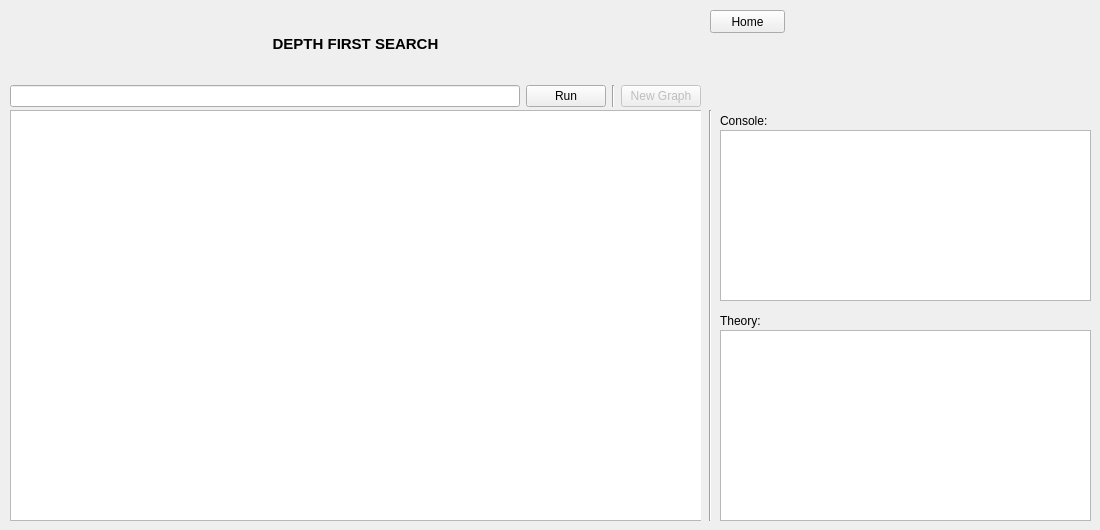
The window that AlgoViz/src/resources/views/DFSView.ui (Sabin-B-99/AlgoViz) describes before a commit, drawn with Qt 5.
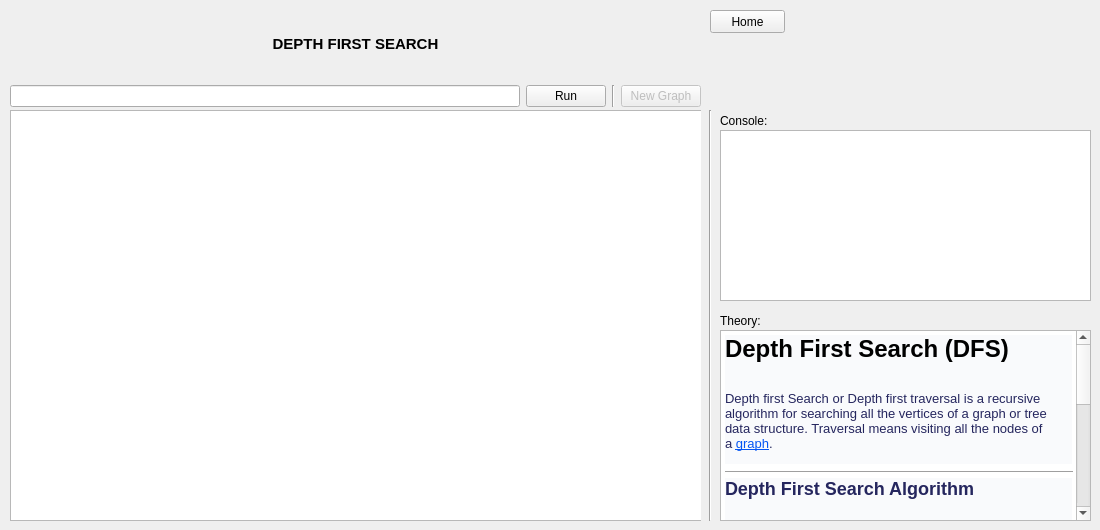
The same window after the commit.

Commit message: Added theory for all algorithms and dsa

What changed in the file:
```diff
--- a/AlgoViz/src/resources/views/DFSView.ui
+++ b/AlgoViz/src/resources/views/DFSView.ui
@@ -154,7 +154,7 @@
     <string>Theory:</string>
    </property>
   </widget>
-  <widget class="QPlainTextEdit" name="dfsInfoPlainTextEdit">
+  <widget class="QTextBrowser" name="dfsInfoTextBrowser">
    <property name="geometry">
     <rect>
      <x>720</x>
@@ -163,8 +163,29 @@
      <height>191</height>
     </rect>
    </property>
-   <property name="readOnly">
-    <bool>true</bool>
+   <property name="html">
+    <string>&lt;!DOCTYPE HTML PUBLIC &quot;-//W3C//DTD HTML 4.0//EN&quot; &quot;http://www.w3.org/TR/REC-html40/strict.dtd&quot;&gt;
+&lt;html&gt;&lt;head&gt;&lt;meta name=&quot;qrichtext&quot; content=&quot;1&quot; /&gt;&lt;style type=&quot;text/css&quot;&gt;
+p, li { white-space: pre-wrap; }
+&lt;/style&gt;&lt;/head&gt;&lt;body style=&quot; font-family:'MS Shell Dlg 2'; font-size:8.25pt; font-weight:400; font-style:normal;&quot;&gt;
+&lt;h1 style=&quot; margin-top:0px; margin-bottom:0px; margin-left:0px; margin-right:0px; -qt-block-indent:0; text-indent:0px; background-color:#f9fafc;&quot;&gt;&lt;span style=&quot; font-family:'Arial','sans-serif'; font-size:27pt; font-weight:600; color:#000000;&quot;&gt;Depth First Search (DFS)&lt;/span&gt;&lt;span style=&quot; font-size:8pt; font-weight:600;&quot;&gt; &lt;/span&gt;&lt;/h1&gt;
+&lt;h1 style=&quot;-qt-paragraph-type:empty; margin-top:0px; margin-bottom:0px; margin-left:0px; margin-right:0px; -qt-block-indent:0; text-indent:0px; font-size:8pt; font-weight:600; background-color:#f9fafc;&quot;&gt;&lt;br /&gt;&lt;/h1&gt;
+&lt;p style=&quot; margin-top:0px; margin-bottom:0px; margin-left:0px; margin-right:0px; -qt-block-indent:0; text-indent:0px; background-color:#f9fafc;&quot;&gt;&lt;a name=&quot;introduction&quot;&gt;&lt;/a&gt;&lt;span style=&quot; font-family:'Arial','sans-serif'; font-size:10pt; color:#25265e;&quot;&gt;D&lt;/span&gt;&lt;span style=&quot; font-family:'Arial','sans-serif'; font-size:10pt; color:#25265e;&quot;&gt;epth first Search or Depth first traversal is a recursive algorithm for searching all the vertices of a graph or tree data structure. Traversal means visiting all the nodes of a &lt;/span&gt;&lt;a href=&quot;https://www.programiz.com/dsa/graph&quot;&gt;&lt;span style=&quot; font-family:'Arial','sans-serif'; font-size:10pt; text-decoration: underline; color:#0556f3;&quot;&gt;graph&lt;/span&gt;&lt;/a&gt;&lt;span style=&quot; font-family:'Arial','sans-serif'; font-size:10pt; color:#25265e;&quot;&gt;.&lt;/span&gt;&lt;span style=&quot; font-size:10pt;&quot;&gt; &lt;/span&gt;&lt;/p&gt;
+&lt;p align=&quot;center&quot; style=&quot;-qt-paragraph-type:empty; margin-top:0px; margin-bottom:0px; margin-left:0px; margin-right:0px; -qt-block-indent:0; text-indent:0px; font-size:8pt; background-color:#f9fafc;&quot;&gt;&lt;br /&gt;&lt;/p&gt;
+&lt;hr width=&quot;100%&quot;/&gt;
+&lt;h2 style=&quot; margin-top:0px; margin-bottom:0px; margin-left:0px; margin-right:0px; -qt-block-indent:0; text-indent:0px; background-color:#f9fafc;&quot;&gt;&lt;a name=&quot;algo&quot;&gt;&lt;/a&gt;&lt;span style=&quot; font-family:'Arial','sans-serif'; font-size:8pt; font-weight:600; color:#25265e;&quot;&gt;D&lt;/span&gt;&lt;span style=&quot; font-family:'Arial','sans-serif'; font-size:8pt; font-weight:600; color:#25265e;&quot;&gt;epth First Search Algorithm&lt;/span&gt;&lt;span style=&quot; font-size:8pt; font-weight:600;&quot;&gt; &lt;/span&gt;&lt;/h2&gt;
+&lt;h2 style=&quot;-qt-paragraph-type:empty; margin-top:0px; margin-bottom:0px; margin-left:0px; margin-right:0px; -qt-block-indent:0; text-indent:0px; font-size:8pt; font-weight:600; background-color:#f9fafc;&quot;&gt;&lt;br /&gt;&lt;/h2&gt;
+&lt;p style=&quot; margin-top:0px; margin-bottom:0px; margin-left:0px; margin-right:0px; -qt-block-indent:0; text-indent:0px; background-color:#f9fafc;&quot;&gt;&lt;span style=&quot; font-family:'Arial','sans-serif'; font-size:10pt; color:#25265e;&quot;&gt;A standard DFS implementation puts each vertex of the graph into one of two categories:&lt;/span&gt;&lt;span style=&quot; font-size:10pt;&quot;&gt; &lt;/span&gt;&lt;/p&gt;
+&lt;p style=&quot; margin-top:0px; margin-bottom:0px; margin-left:0px; margin-right:0px; -qt-block-indent:0; text-indent:0px; background-color:#f9fafc;&quot;&gt;&lt;span style=&quot; font-family:'Arial','sans-serif'; font-size:10pt; color:#25265e;&quot;&gt;1.&lt;/span&gt;&lt;span style=&quot; font-family:'Times New Roman'; font-size:10pt; color:#25265e;&quot;&gt;   &lt;/span&gt;&lt;span style=&quot; font-family:'Arial','sans-serif'; font-size:10pt; color:#25265e;&quot;&gt;Visited&lt;/span&gt;&lt;span style=&quot; font-size:10pt;&quot;&gt; &lt;/span&gt;&lt;/p&gt;
+&lt;p style=&quot; margin-top:0px; margin-bottom:0px; margin-left:0px; margin-right:0px; -qt-block-indent:0; text-indent:0px; background-color:#f9fafc;&quot;&gt;&lt;span style=&quot; font-family:'Arial','sans-serif'; font-size:10pt; color:#25265e;&quot;&gt;2.&lt;/span&gt;&lt;span style=&quot; font-family:'Times New Roman'; font-size:10pt; color:#25265e;&quot;&gt;   &lt;/span&gt;&lt;span style=&quot; font-family:'Arial','sans-serif'; font-size:10pt; color:#25265e;&quot;&gt;Not Visited&lt;/span&gt;&lt;span style=&quot; font-size:10pt;&quot;&gt; &lt;/span&gt;&lt;/p&gt;
+&lt;p style=&quot; margin-top:0px; margin-bottom:0px; margin-left:0px; margin-right:0px; -qt-block-indent:0; text-indent:0px; background-color:#f9fafc;&quot;&gt;&lt;span style=&quot; font-family:'Arial','sans-serif'; font-size:10pt; color:#25265e;&quot;&gt;The purpose of the algorithm is to mark each vertex as visited while avoiding cycles.&lt;/span&gt;&lt;span style=&quot; font-size:10pt;&quot;&gt; &lt;/span&gt;&lt;/p&gt;
+&lt;p style=&quot; margin-top:0px; margin-bottom:0px; margin-left:0px; margin-right:0px; -qt-block-indent:0; text-indent:0px; background-color:#f9fafc;&quot;&gt;&lt;span style=&quot; font-family:'Arial','sans-serif'; font-size:10pt; color:#25265e;&quot;&gt;The DFS algorithm works as follows:&lt;/span&gt;&lt;span style=&quot; font-size:10pt;&quot;&gt; &lt;/span&gt;&lt;/p&gt;
+&lt;p style=&quot; margin-top:0px; margin-bottom:0px; margin-left:0px; margin-right:0px; -qt-block-indent:0; text-indent:0px; background-color:#f9fafc;&quot;&gt;&lt;span style=&quot; font-family:'Arial','sans-serif'; font-size:10pt; color:#25265e;&quot;&gt;1.&lt;/span&gt;&lt;span style=&quot; font-family:'Times New Roman'; font-size:10pt; color:#25265e;&quot;&gt;   &lt;/span&gt;&lt;span style=&quot; font-family:'Arial','sans-serif'; font-size:10pt; color:#25265e;&quot;&gt;Start by putting any one of the graph's vertices on top of a stack.&lt;/span&gt;&lt;span style=&quot; font-size:10pt;&quot;&gt; &lt;/span&gt;&lt;/p&gt;
+&lt;p style=&quot; margin-top:0px; margin-bottom:0px; margin-left:0px; margin-right:0px; -qt-block-indent:0; text-indent:0px; background-color:#f9fafc;&quot;&gt;&lt;span style=&quot; font-family:'Arial','sans-serif'; font-size:10pt; color:#25265e;&quot;&gt;2.&lt;/span&gt;&lt;span style=&quot; font-family:'Times New Roman'; font-size:10pt; color:#25265e;&quot;&gt;   &lt;/span&gt;&lt;span style=&quot; font-family:'Arial','sans-serif'; font-size:10pt; color:#25265e;&quot;&gt;Take the top item of the stack and add it to the visited list.&lt;/span&gt;&lt;span style=&quot; font-size:10pt;&quot;&gt; &lt;/span&gt;&lt;/p&gt;
+&lt;p style=&quot; margin-top:0px; margin-bottom:0px; margin-left:0px; margin-right:0px; -qt-block-indent:0; text-indent:0px; background-color:#f9fafc;&quot;&gt;&lt;span style=&quot; font-family:'Arial','sans-serif'; font-size:10pt; color:#25265e;&quot;&gt;3.&lt;/span&gt;&lt;span style=&quot; font-family:'Times New Roman'; font-size:10pt; color:#25265e;&quot;&gt;   &lt;/span&gt;&lt;span style=&quot; font-family:'Arial','sans-serif'; font-size:10pt; color:#25265e;&quot;&gt;Create a list of that vertex's adjacent nodes. Add the ones which aren't in the visited list to the top of the stack.&lt;/span&gt;&lt;span style=&quot; font-size:10pt;&quot;&gt; &lt;/span&gt;&lt;/p&gt;
+&lt;p style=&quot; margin-top:0px; margin-bottom:0px; margin-left:0px; margin-right:0px; -qt-block-indent:0; text-indent:0px; background-color:#f9fafc;&quot;&gt;&lt;span style=&quot; font-family:'Arial','sans-serif'; font-size:10pt; color:#25265e;&quot;&gt;4.&lt;/span&gt;&lt;span style=&quot; font-family:'Times New Roman'; font-size:10pt; color:#25265e;&quot;&gt;   &lt;/span&gt;&lt;span style=&quot; font-family:'Arial','sans-serif'; font-size:10pt; color:#25265e;&quot;&gt;Keep repeating steps 2 and 3 until the stack is empty.&lt;/span&gt;&lt;span style=&quot; font-size:10pt;&quot;&gt; &lt;/span&gt;&lt;/p&gt;
+&lt;p style=&quot; margin-top:12px; margin-bottom:12px; margin-left:0px; margin-right:0px; -qt-block-indent:0; text-indent:0px;&quot;&gt;&lt;span style=&quot; font-family:'-apple-system','BlinkMacSystemFont','Segoe UI Adjusted','Segoe UI','Liberation Sans','sans-serif'; font-size:8pt; font-weight:600; color:#232629; background-color:#ffffff;&quot;&gt;Time complexity&lt;/span&gt;&lt;span style=&quot; font-family:'-apple-system','BlinkMacSystemFont','Segoe UI Adjusted','Segoe UI','Liberation Sans','sans-serif'; font-size:8pt; color:#232629; background-color:#ffffff;&quot;&gt; is again &lt;/span&gt;&lt;span style=&quot; font-family:'Courier New'; font-size:8pt; color:#232629;&quot;&gt;O(|V|)&lt;/span&gt;&lt;span style=&quot; font-family:'-apple-system','BlinkMacSystemFont','Segoe UI Adjusted','Segoe UI','Liberation Sans','sans-serif'; font-size:8pt; color:#232629; background-color:#ffffff;&quot;&gt;, you need to traverse all nodes. &lt;/span&gt;&lt;/p&gt;
+&lt;p style=&quot; margin-top:12px; margin-bottom:12px; margin-left:0px; margin-right:0px; -qt-block-indent:0; text-indent:0px;&quot;&gt;&lt;span style=&quot; font-family:'-apple-system','BlinkMacSystemFont','Segoe UI Adjusted','Segoe UI','Liberation Sans','sans-serif'; font-size:8pt; font-weight:600; color:#232629; background-color:#ffffff;&quot;&gt;Space complexity&lt;/span&gt;&lt;span style=&quot; font-family:'-apple-system','BlinkMacSystemFont','Segoe UI Adjusted','Segoe UI','Liberation Sans','sans-serif'; font-size:8pt; color:#232629; background-color:#ffffff;&quot;&gt; - depends on the implementation, a recursive implementation can have a &lt;/span&gt;&lt;span style=&quot; font-family:'Courier New'; font-size:11pt; color:#232629;&quot;&gt;O(h)&lt;/span&gt;&lt;span style=&quot; font-family:'-apple-system','BlinkMacSystemFont','Segoe UI Adjusted','Segoe UI','Liberation Sans','sans-serif'; font-size:8pt; color:#232629; background-color:#ffffff;&quot;&gt; space complexity [worst case], where &lt;/span&gt;&lt;span style=&quot; font-family:'Courier New'; font-size:8pt; color:#232629;&quot;&gt;h&lt;/span&gt;&lt;span style=&quot; font-family:'-apple-system','BlinkMacSystemFont','Segoe UI Adjusted','Segoe UI','Liberation Sans','sans-serif'; font-size:8pt; color:#232629; background-color:#ffffff;&quot;&gt; is the maximal depth of your tree. Using an iterative solution with a stack is actually the same as BFS, just using a stack instead of a queue - so you get both &lt;/span&gt;&lt;span style=&quot; font-family:'Courier New'; font-size:8pt; color:#232629;&quot;&gt;O(|V|)&lt;/span&gt;&lt;span style=&quot; font-family:'-apple-system','BlinkMacSystemFont','Segoe UI Adjusted','Segoe UI','Liberation Sans','sans-serif'; font-size:8pt; color:#232629; background-color:#ffffff;&quot;&gt; time and space complexity.&lt;/span&gt;&lt;span style=&quot; font-size:8pt;&quot;&gt;  &lt;/span&gt;&lt;/p&gt;&lt;/body&gt;&lt;/html&gt;</string>
    </property>
   </widget>
  </widget>
```
The commit also changes 8 other files.
